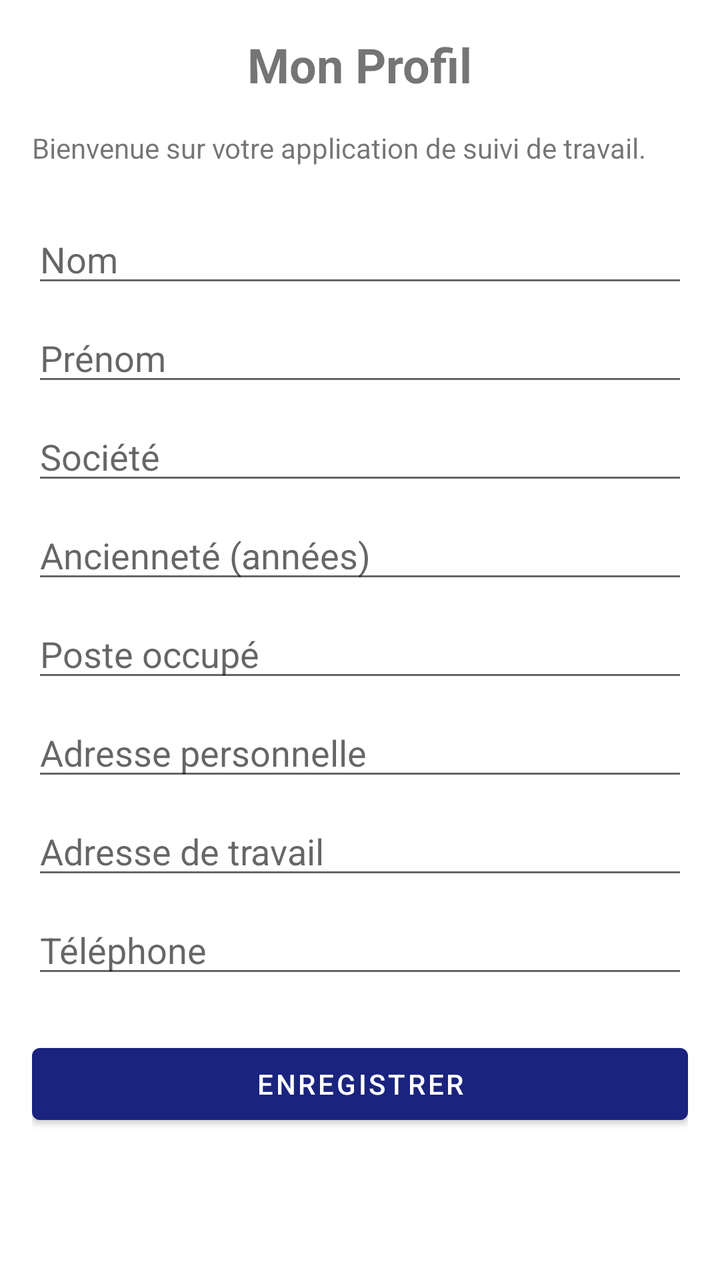
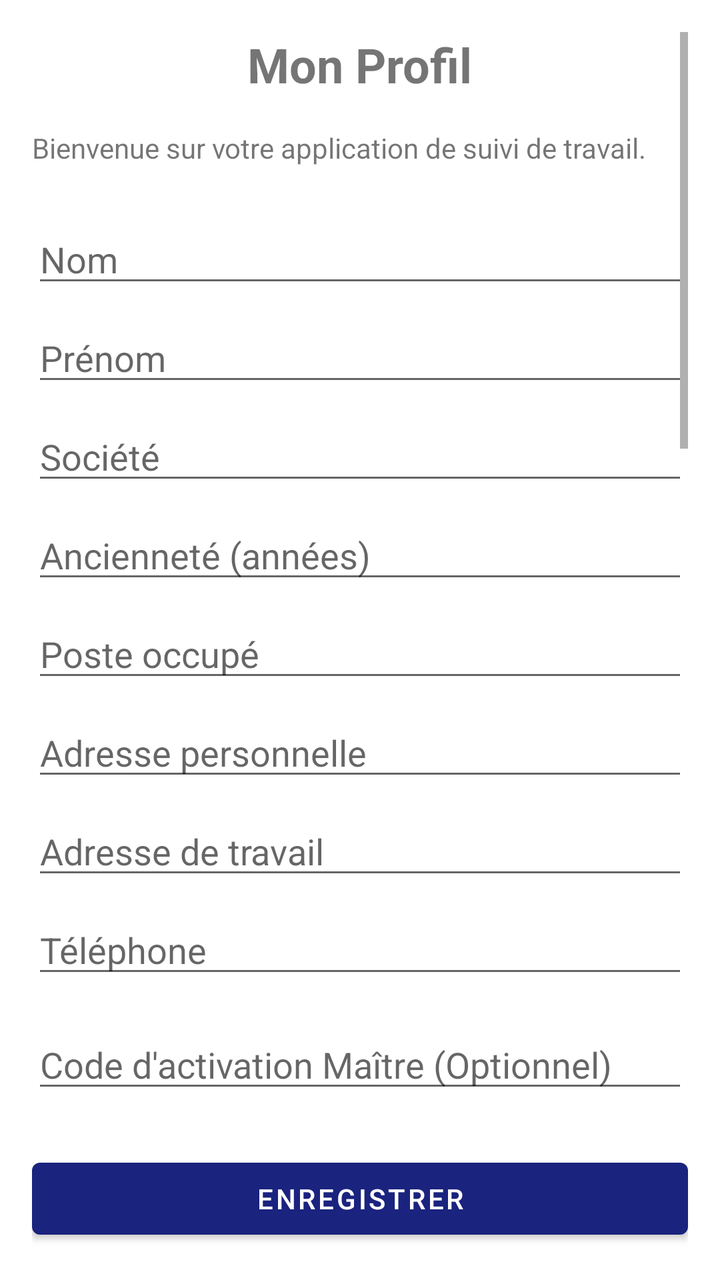

Before-and-after screenshots of an Android layout around one commit, followed by the original layout XML and the change that was made.
<!-- AndroidManifest.xml: application theme Theme.ExpertSuivi -->
<!-- res/layout/activity_profile.xml -->
<?xml version="1.0" encoding="utf-8"?>
<ScrollView xmlns:android="http://schemas.android.com/apk/res/android"
    android:layout_width="match_parent"
    android:layout_height="match_parent"
    android:padding="16dp">

    <LinearLayout
        android:layout_width="match_parent"
        android:layout_height="wrap_content"
        android:orientation="vertical">

        <TextView
            android:layout_width="wrap_content"
            android:layout_height="wrap_content"
            android:text="@string/title_profile"
            android:textSize="24sp"
            android:textStyle="bold"
            android:layout_gravity="center"
            android:layout_marginBottom="16dp"/>

        <TextView
            android:layout_width="wrap_content"
            android:layout_height="wrap_content"
            android:text="@string/welcome_message"
            android:layout_marginBottom="24dp"
            android:gravity="center"/>

        <EditText
            android:id="@+id/etNom"
            android:layout_width="match_parent"
            android:layout_height="wrap_content"
            android:hint="@string/hint_nom"
            android:inputType="textPersonName"
            android:layout_marginBottom="8dp"/>

        <EditText
            android:id="@+id/etPrenom"
            android:layout_width="match_parent"
            android:layout_height="wrap_content"
            android:hint="@string/hint_prenom"
            android:inputType="textPersonName"
            android:layout_marginBottom="8dp"/>

        <EditText
            android:id="@+id/etSociete"
            android:layout_width="match_parent"
            android:layout_height="wrap_content"
            android:hint="@string/hint_societe"
            android:inputType="text"
            android:layout_marginBottom="8dp"/>

        <EditText
            android:id="@+id/etAnciennete"
            android:layout_width="match_parent"
            android:layout_height="wrap_content"
            android:hint="@string/hint_anciennete"
            android:inputType="number"
            android:layout_marginBottom="8dp"/>

        <EditText
            android:id="@+id/etPoste"
            android:layout_width="match_parent"
            android:layout_height="wrap_content"
            android:hint="@string/hint_poste"
            android:inputType="text"
            android:layout_marginBottom="8dp"/>

        <EditText
            android:id="@+id/etAdressePerso"
            android:layout_width="match_parent"
            android:layout_height="wrap_content"
            android:hint="@string/hint_adresse_perso"
            android:inputType="textPostalAddress"
            android:layout_marginBottom="8dp"/>

        <EditText
            android:id="@+id/etAdresseTravail"
            android:layout_width="match_parent"
            android:layout_height="wrap_content"
            android:hint="@string/hint_adresse_travail"
            android:inputType="textPostalAddress"
            android:layout_marginBottom="8dp"/>

        <EditText
            android:id="@+id/etTel"
            android:layout_width="match_parent"
            android:layout_height="wrap_content"
            android:hint="@string/hint_tel"
            android:inputType="phone"
            android:layout_marginBottom="24dp"/>

        <Button
            android:id="@+id/btnSave"
            android:layout_width="match_parent"
            android:layout_height="wrap_content"
            android:text="@string/btn_save"/>

    </LinearLayout>
</ScrollView>
<!-- resources referenced by this layout -->
<resources>
  <string name="btn_save">Enregistrer</string>
  <string name="hint_adresse_perso">Adresse personnelle</string>
  <string name="hint_adresse_travail">Adresse de travail</string>
  <string name="hint_anciennete">Ancienneté (années)</string>
  <string name="hint_nom">Nom</string>
  <string name="hint_poste">Poste occupé</string>
  <string name="hint_prenom">Prénom</string>
  <string name="hint_societe">Société</string>
  <string name="hint_tel">Téléphone</string>
  <string name="title_profile">Mon Profil</string>
  <string name="welcome_message">Bienvenue sur votre application de suivi de travail.</string>
  <style name="Theme.ExpertSuivi" parent="Theme.MaterialComponents.DayNight.DarkActionBar">
          <item name="colorPrimary">@color/brand_primary</item>
          <item name="colorPrimaryVariant">@color/brand_secondary</item>
          <item name="colorOnPrimary">@color/white</item>
          <item name="colorSecondary">@color/brand_accent</item>
          <item name="android:statusBarColor">?attr/colorPrimaryVariant</item>
      </style>
  <color name="brand_primary">#1A237E</color>
  <color name="brand_secondary">#0D47A1</color>
  <color name="white">#FFFFFF</color>
  <color name="brand_accent">#FFAB40</color>
</resources>

<!-- the commit's change to res/layout/activity_profile.xml (unified diff, before → after) -->
@@ -1,5 +1,6 @@
 <?xml version="1.0" encoding="utf-8"?>
 <ScrollView xmlns:android="http://schemas.android.com/apk/res/android"
+    xmlns:app="http://schemas.android.com/apk/res-auto"
     android:layout_width="match_parent"
     android:layout_height="match_parent"
     android:padding="16dp">
@@ -87,13 +88,264 @@
             android:layout_height="wrap_content"
             android:hint="@string/hint_tel"
             android:inputType="phone"
+            android:layout_marginBottom="16dp"/>
+
+        <EditText
+            android:id="@+id/etAdminCode"
+            android:layout_width="match_parent"
+            android:layout_height="wrap_content"
+            android:hint="Code d'activation Maître (Optionnel)"
+            android:inputType="textPassword"
             android:layout_marginBottom="24dp"/>
 
         <Button
             android:id="@+id/btnSave"
             android:layout_width="match_parent"
             android:layout_height="wrap_content"
-            android:text="@string/btn_save"/>
+            android:text="@string/btn_save"
+            android:layout_marginBottom="24dp"/>
+
+        <com.google.android.material.card.MaterialCardView
+            android:layout_width="match_parent"
+            android:layout_height="wrap_content"
+            android:layout_marginBottom="24dp"
+            app:cardCornerRadius="12dp"
+            app:cardElevation="4dp">
+
+            <LinearLayout
+                android:layout_width="match_parent"
+                android:layout_height="wrap_content"
+                android:orientation="vertical"
+                android:padding="16dp">
+
+                <TextView
+                    android:layout_width="wrap_content"
+                    android:layout_height="wrap_content"
+                    android:text="PARAMÈTRES DE PAIE"
+                    android:textStyle="bold"
+                    android:textColor="@color/brand_primary"
+                    android:textSize="14sp"
+                    android:layout_marginBottom="12dp"/>
+
+                <com.google.android.material.textfield.TextInputLayout
+                    android:layout_width="match_parent"
+                    android:layout_height="wrap_content"
+                    android:hint="Base Heures Mensuelles (ex: 151.67)"
+                    style="@style/Widget.MaterialComponents.TextInputLayout.OutlinedBox"
+                    android:layout_marginBottom="8dp">
+                    <com.google.android.material.textfield.TextInputEditText
+                        android:id="@+id/etBaseHeures"
+                        android:layout_width="match_parent"
+                        android:layout_height="wrap_content"
+                        android:inputType="numberDecimal"
+                        android:text="151.67"/>
+                </com.google.android.material.textfield.TextInputLayout>
+
+                <com.google.android.material.textfield.TextInputLayout
+                    android:layout_width="match_parent"
+                    android:layout_height="wrap_content"
+                    android:hint="Taux Horaire NET (€)"
+                    style="@style/Widget.MaterialComponents.TextInputLayout.OutlinedBox"
+                    android:layout_marginBottom="8dp">
+                    <com.google.android.material.textfield.TextInputEditText
+                        android:id="@+id/etTauxNetBase"
+                        android:layout_width="match_parent"
+                        android:layout_height="wrap_content"
+                        android:inputType="numberDecimal"
+                        android:text="12.50"/>
+                </com.google.android.material.textfield.TextInputLayout>
+
+                <com.google.android.material.textfield.TextInputLayout
+                    android:layout_width="match_parent"
+                    android:layout_height="wrap_content"
+                    android:hint="Majoration Nuit % (ex: 25)"
+                    style="@style/Widget.MaterialComponents.TextInputLayout.OutlinedBox"
+                    android:layout_marginBottom="8dp">
+                    <com.google.android.material.textfield.TextInputEditText
+                        android:id="@+id/etMajorNuit"
+                        android:layout_width="match_parent"
+                        android:layout_height="wrap_content"
+                        android:inputType="numberDecimal"
+                        android:text="25"/>
+                </com.google.android.material.textfield.TextInputLayout>
+
+                <com.google.android.material.textfield.TextInputLayout
+                    android:layout_width="match_parent"
+                    android:layout_height="wrap_content"
+                    android:hint="Prime Dimanche/Férié € (ex: 26.30)"
+                    style="@style/Widget.MaterialComponents.TextInputLayout.OutlinedBox"
+                    android:layout_marginBottom="8dp">
+                    <com.google.android.material.textfield.TextInputEditText
+                        android:id="@+id/etPrimeDimanche"
+                        android:layout_width="match_parent"
+                        android:layout_height="wrap_content"
+                        android:inputType="numberDecimal"
+                        android:text="26.30"/>
+                </com.google.android.material.textfield.TextInputLayout>
+
+                <com.google.android.material.textfield.TextInputLayout
+                    android:layout_width="match_parent"
+                    android:layout_height="wrap_content"
+                    android:hint="Prime Garde SAMU € (ex: 30.00)"
+                    style="@style/Widget.MaterialComponents.TextInputLayout.OutlinedBox"
+                    android:layout_marginBottom="8dp">
+                    <com.google.android.material.textfield.TextInputEditText
+                        android:id="@+id/etPrimeGardeSamu"
+                        android:layout_width="match_parent"
+                        android:layout_height="wrap_content"
+                        android:inputType="numberDecimal"
+                        android:text="30.00"/>
+                </com.google.android.material.textfield.TextInputLayout>
+
+                <com.google.android.material.textfield.TextInputLayout
+                    android:layout_width="match_parent"
+                    android:layout_height="wrap_content"
+                    android:hint="Taux Panier Repas € (ex: 9.20)"
+                    style="@style/Widget.MaterialComponents.TextInputLayout.OutlinedBox"
+                    android:layout_marginBottom="8dp">
+                    <com.google.android.material.textfield.TextInputEditText
+                        android:id="@+id/etTauxPanier"
+                        android:layout_width="match_parent"
+                        android:layout_height="wrap_content"
+                        android:inputType="numberDecimal"
+                        android:text="9.20"/>
+                </com.google.android.material.textfield.TextInputLayout>
+
+                <com.google.android.material.checkbox.MaterialCheckBox
+                    android:id="@+id/cbCalcMensuel"
+                    android:layout_width="match_parent"
+                    android:layout_height="wrap_content"
+                    android:text="Calcul Heures Sup sur base Mensuelle (plutôt que Journalière 8h30)"
+                    android:textSize="12sp"/>
+
+            </LinearLayout>
+        </com.google.android.material.card.MaterialCardView>
+
+        <com.google.android.material.card.MaterialCardView
+            android:layout_width="match_parent"
+            android:layout_height="wrap_content"
+            android:layout_marginBottom="24dp"
+            app:cardCornerRadius="12dp"
+            app:cardElevation="4dp">
+
+            <LinearLayout
+                android:layout_width="match_parent"
+                android:layout_height="wrap_content"
+                android:orientation="vertical"
+                android:padding="16dp">
+
+                <TextView
+                    android:layout_width="wrap_content"
+                    android:layout_height="wrap_content"
+                    android:text="QUALIFICATIONS PROFESSIONNELLES"
+                    android:textStyle="bold"
+                    android:textColor="@color/brand_primary"
+                    android:textSize="14sp"
+                    android:layout_marginBottom="12dp"/>
+
+                <CheckBox
+                    android:id="@+id/cbDeaCca"
+                    android:layout_width="match_parent"
+                    android:layout_height="wrap_content"
+                    android:text="DEA / CCA"/>
+
+                <CheckBox
+                    android:id="@+id/cbTaxis"
+                    android:layout_width="match_parent"
+                    android:layout_height="wrap_content"
+                    android:text="Taxis"/>
+
+                <CheckBox
+                    android:id="@+id/cbAuxiliaire"
+                    android:layout_width="match_parent"
+                    android:layout_height="wrap_content"
+                    android:text="Auxiliaire"/>
+
+                <CheckBox
+                    android:id="@+id/cbAutre"
+                    android:layout_width="match_parent"
+                    android:layout_height="wrap_content"
+                    android:text="Autre"/>
+
+                <TextView
+                    android:layout_width="match_parent"
+                    android:layout_height="wrap_content"
+                    android:text="* Bonus 5% (Tâches compl.) activé si 2 cases cochées."
+                    android:textSize="10sp"
+                    android:textColor="@color/grey_600"
+                    android:layout_marginTop="8dp"/>
+
+            </LinearLayout>
+        </com.google.android.material.card.MaterialCardView>
+
+        <com.google.android.material.card.MaterialCardView
+            android:layout_width="match_parent"
+            android:layout_height="wrap_content"
+            app:cardCornerRadius="12dp"
+            app:cardElevation="4dp"
+            app:strokeWidth="1dp"
+            app:strokeColor="@color/brand_primary">
+
+            <LinearLayout
+                android:layout_width="match_parent"
+                android:layout_height="wrap_content"
+                android:orientation="vertical"
+                android:padding="16dp">
+
+                <TextView
+                    android:layout_width="wrap_content"
+                    android:layout_height="wrap_content"
+                    android:text="SÉCURITÉ &amp; SAUVEGARDE"
+                    android:textStyle="bold"
+                    android:textColor="@color/brand_primary"
+                    android:textSize="14sp"
+                    android:layout_marginBottom="12dp"/>
+
+                <TextView
+                    android:layout_width="match_parent"
+                    android:layout_height="wrap_content"
+                    android:text="Créez un fichier de secours contenant TOUTES vos données (heures, patients, codes). Ce fichier pourra être restauré sur un autre téléphone."
+                    android:textSize="12sp"
+                    android:layout_marginBottom="16dp"/>
+
+                <Button
+                    android:id="@+id/btnExportBackup"
+                    android:layout_width="match_parent"
+                    android:layout_height="wrap_content"
+                    android:text="EXPORTER TOUTES MES DONNÉES (JSON)"
+                    style="@style/Widget.MaterialComponents.Button.OutlinedButton"
+                    app:icon="@android:drawable/ic_menu_save"
+                    android:layout_marginBottom="8dp"/>
+
+                <Button
+                    android:id="@+id/btnExportPhotos"
+                    android:layout_width="match_parent"
+                    android:layout_height="wrap_content"
+                    android:text="EXPORTER MES DOCUMENTS (Photos ZIP)"
+                    style="@style/Widget.MaterialComponents.Button.OutlinedButton"
+                    app:icon="@android:drawable/ic_menu_camera"
+                    android:layout_marginBottom="24dp"/>
+
+                <Button
+                    android:id="@+id/btnRestoreBackup"
+                    android:layout_width="match_parent"
+                    android:layout_height="wrap_content"
+                    android:text="RESTAURER DONNÉES"
+                    style="@style/Widget.MaterialComponents.Button.TextButton"
+                    app:icon="@android:drawable/ic_menu_revert"
+                    android:textColor="@color/brand_primary"/>
+
+                <Button
+                    android:id="@+id/btnRestorePhotos"
+                    android:layout_width="match_parent"
+                    android:layout_height="wrap_content"
+                    android:text="RESTAURER PHOTOS (ZIP)"
+                    style="@style/Widget.MaterialComponents.Button.TextButton"
+                    app:icon="@android:drawable/ic_input_add"
+                    android:textColor="@color/brand_primary"/>
+
+            </LinearLayout>
+        </com.google.android.material.card.MaterialCardView>
 
     </LinearLayout>
 </ScrollView>
<!-- resource entries referenced after the edit -->
@@ -19,6 +19,7 @@
           <item name="android:statusBarColor">?attr/colorPrimaryVariant</item>
       </style>
   <color name="brand_primary">#1A237E</color>
+  <color name="grey_600">#757575</color>
   <color name="brand_secondary">#0D47A1</color>
   <color name="white">#FFFFFF</color>
   <color name="brand_accent">#FFAB40</color>
